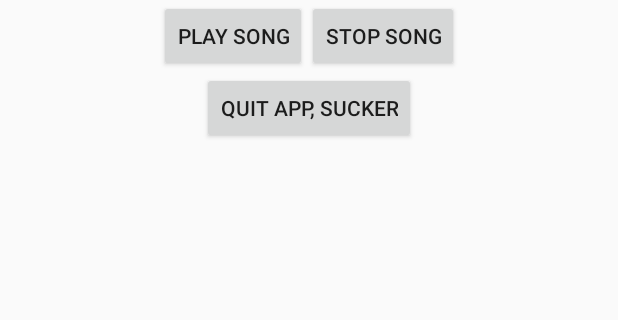
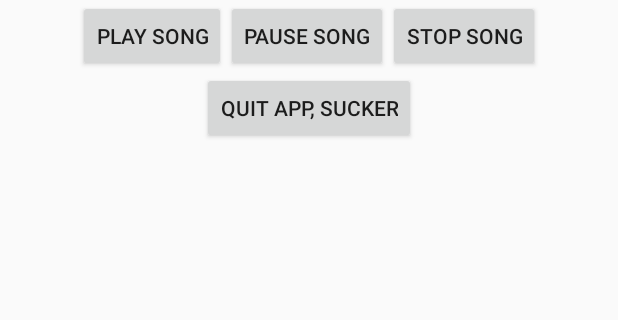
Before and after one commit to morbiuz/AndroidApp, an Android app: the screen it shows after launch (MainActivity), after a tap on "STOP SONG", on a phone screen of 412 x 824 dp, the part 337-657 px from its top. Run offline under Robolectric (Android 15) with nearby library versions, the phone set to English and light mode, and no system bars; 3 other taps on this screen came first.

Commit message:
Stable media player with Play, Pause, Stop

```diff
--- a/Nuevo Proyecto/src/main/java/com/app/nuevoproyecto/nuevoproyecto/MainActivity.java
+++ b/Nuevo Proyecto/src/main/java/com/app/nuevoproyecto/nuevoproyecto/MainActivity.java
@@ -21,9 +21,9 @@ import android.widget.TextView;
 public class MainActivity extends ActionBarActivity implements View.OnClickListener {
 
     TextView mainTextView;
-    Button mainButton, quitButton, playButton, stopButton;
+    Button mainButton, quitButton, playButton, pauseButton, stopButton;
     EditText mainEditText;
-    MediaPlayer mediaPlayer;
+    MediaPlayer mp;
 
     @Override
     protected void onCreate(Bundle savedInstanceState) {
@@ -49,16 +49,18 @@ public class MainActivity extends ActionBarActivity implements View.OnClickListe
         quitButton = (Button) findViewById(R.id.quit_button);
         quitButton.setOnClickListener(this);
 
-        // 5. Add listeners to the play and stop buttons
+        // 5. Add listeners to the play, pause and stop buttons
         playButton = (Button) findViewById(R.id.play_button);
         playButton.setOnClickListener(this);
+
+        pauseButton = (Button) findViewById(R.id.pause_button);
+        pauseButton.setOnClickListener(this);
 
         stopButton = (Button) findViewById(R.id.stop_button);
         stopButton.setOnClickListener(this);
 
-        // 6. Prepare media player
-        // 'this' is the context, in this case the class MainActivity
-        MediaPlayer mediaPlayer = MediaPlayer.create(this, R.raw.song);
+        // 6. Prepare song to be played, better done in a new method with try-catch for errors
+        loadClip();
     }
 
 
@@ -99,10 +101,34 @@ public class MainActivity extends ActionBarActivity implements View.OnClickListe
             quitDialogFragment.show(fragmentManager, "tagAlerta");
         }
         else if(view == playButton) {
-            mediaPlayer.start(); // no need to call prepare(); create() does that for you
+            mp.start();
         }
+
+        else if(view == pauseButton) {
+            mp.pause();
+        }
+
         else if(view == stopButton) {
-            mediaPlayer.pause();
+            mp.stop();
         }
     }
+
+    private void loadClip() {
+        try {
+            mp=MediaPlayer.create(this, R.raw.song);
+        }
+        catch (Throwable t) {
+            showError(t);
+        }
+    }
+
+    private void showError(Throwable t) {
+        AlertDialog.Builder builder=new AlertDialog.Builder(this);
+
+        builder
+                .setTitle("Exception!")
+                .setMessage(t.toString())
+                .setPositiveButton("OK", null)
+                .show();
+    }
 }
--- a/Nuevo Proyecto/src/main/res/layout/activity_main.xml
+++ b/Nuevo Proyecto/src/main/res/layout/activity_main.xml
@@ -71,6 +71,11 @@
                 android:layout_height="wrap_content"
                 android:text="@string/play_song"
                 android:id="@+id/play_button" />
+            <Button
+                android:layout_width="wrap_content"
+                android:layout_height="wrap_content"
+                android:text="@string/pause_song"
+                android:id="@+id/pause_button" />
 
             <Button
                 android:layout_width="wrap_content"
--- a/Nuevo Proyecto/src/main/res/values/strings.xml
+++ b/Nuevo Proyecto/src/main/res/values/strings.xml
@@ -13,5 +13,6 @@
     <string name="play_song">Play song</string>
     <string name="stop_song">Stop Song</string>
     <string name="enter_name">Enter your name</string>
+    <string name="pause_song">Pause song</string>
 
 </resources>
```
